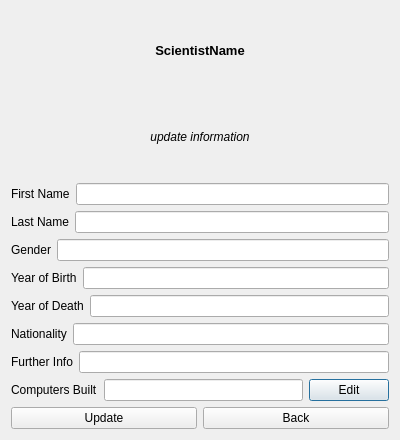
Old version of the form verklegt_vika_3/verklegt_GUI/UI/editstudentdialog.ui in the repository vilhjalmur12/verklegt_1.
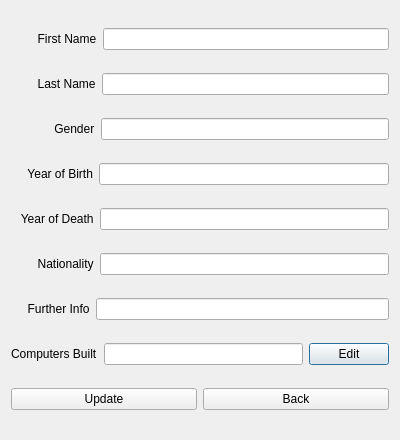
New version of the form.

What changed in the file:
```diff
--- a/verklegt_vika_3/verklegt_GUI/UI/editstudentdialog.ui
+++ b/verklegt_vika_3/verklegt_GUI/UI/editstudentdialog.ui
@@ -14,26 +14,12 @@
    <string>Dialog</string>
   </property>
   <layout class="QVBoxLayout" name="verticalLayout">
-   <item>
-    <widget class="QLabel" name="label_header_name">
-     <property name="text">
-      <string>&lt;html&gt;&lt;head/&gt;&lt;body&gt;&lt;p align=&quot;center&quot;&gt;&lt;span style=&quot; font-size:10pt; font-weight:600;&quot;&gt;ScientistName&lt;/span&gt;&lt;/p&gt;&lt;/body&gt;&lt;/html&gt;</string>
-     </property>
-    </widget>
-   </item>
-   <item>
-    <widget class="QLabel" name="label">
-     <property name="text">
-      <string>&lt;html&gt;&lt;head/&gt;&lt;body&gt;&lt;p align=&quot;center&quot;&gt;&lt;span style=&quot; font-style:italic;&quot;&gt;update information&lt;/span&gt;&lt;/p&gt;&lt;/body&gt;&lt;/html&gt;</string>
-     </property>
-    </widget>
-   </item>
    <item>
     <layout class="QHBoxLayout" name="horizontalLayout">
      <item>
       <widget class="QLabel" name="label_2">
        <property name="text">
-        <string>First Name</string>
+        <string>        First Name</string>
        </property>
       </widget>
      </item>
@@ -47,7 +33,7 @@
      <item>
       <widget class="QLabel" name="label_3">
        <property name="text">
-        <string>Last Name</string>
+        <string>        Last Name</string>
        </property>
       </widget>
      </item>
@@ -61,7 +47,7 @@
      <item>
       <widget class="QLabel" name="label_4">
        <property name="text">
-        <string>Gender</string>
+        <string>             Gender</string>
        </property>
       </widget>
      </item>
@@ -75,7 +61,7 @@
      <item>
       <widget class="QLabel" name="label_5">
        <property name="text">
-        <string>Year of Birth</string>
+        <string>     Year of Birth</string>
        </property>
       </widget>
      </item>
@@ -89,7 +75,7 @@
      <item>
       <widget class="QLabel" name="label_6">
        <property name="text">
-        <string>Year of Death</string>
+        <string>   Year of Death</string>
        </property>
       </widget>
      </item>
@@ -103,7 +89,7 @@
      <item>
       <widget class="QLabel" name="label_7">
        <property name="text">
-        <string>Nationality</string>
+        <string>        Nationality</string>
        </property>
       </widget>
      </item>
@@ -117,7 +103,7 @@
      <item>
       <widget class="QLabel" name="label_8">
        <property name="text">
-        <string>Further Info</string>
+        <string>     Further Info</string>
        </property>
       </widget>
      </item>
@@ -136,7 +122,11 @@
       </widget>
      </item>
      <item>
-      <widget class="QLineEdit" name="lineEdit_relations"/>
+      <widget class="QLineEdit" name="lineEdit_relations">
+       <property name="readOnly">
+        <bool>true</bool>
+       </property>
+      </widget>
      </item>
      <item>
       <widget class="QPushButton" name="pushButton_edit_relations">
```
Left out of the diff: 2 changed lines with no effect on the pictures.
